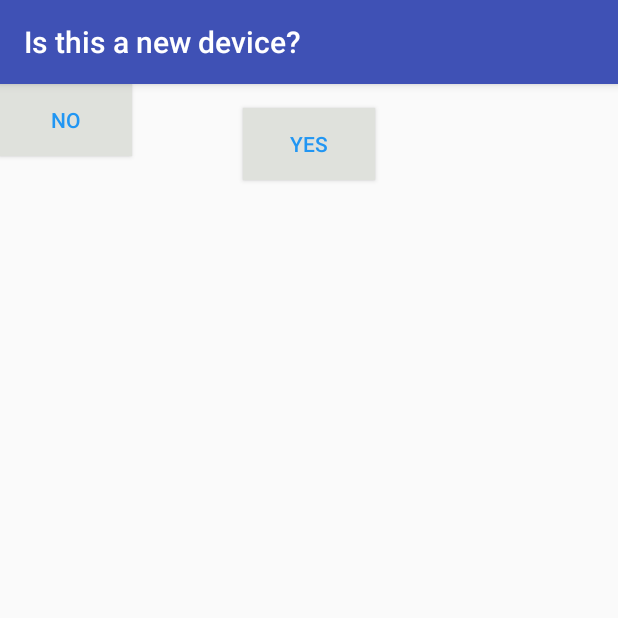
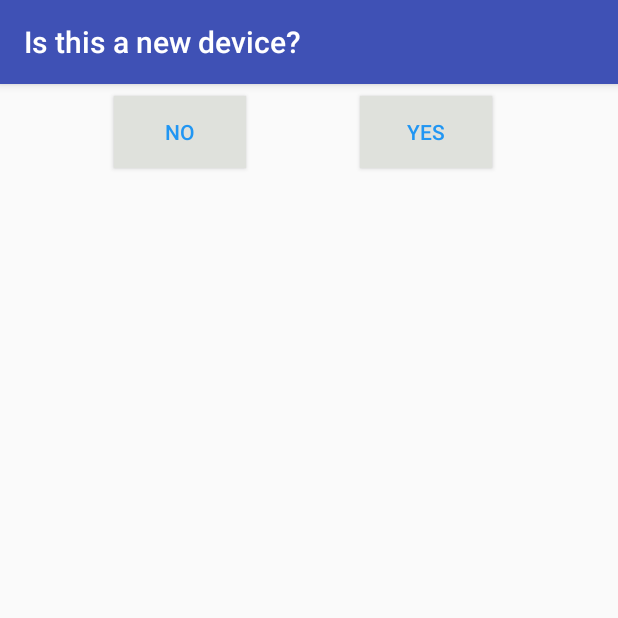
Before and after one commit to extremeFunk/WakeApp, an Android app: the IsNewDeviceActivity screen opened directly, with no data from a screen before it, on a phone screen of 412 x 824 dp, the top half of it. Run offline under Robolectric (Android 15) with nearby library versions, the phone set to English and light mode, and no system bars; 2 statements that could not run were skipped.

Commit message:
Update activity_is_new_device.xml

```diff
--- a/android/src/main/res/layout/activity_is_new_device.xml
+++ b/android/src/main/res/layout/activity_is_new_device.xml
@@ -11,17 +11,17 @@
             android:layout_width="wrap_content"
             android:layout_height="wrap_content"
             android:layout_marginEnd="8dp"
-        android:layout_marginStart="8dp"
-        android:layout_marginTop="16dp"
             android:text="@string/yes"
             app:layout_constraintEnd_toEndOf="parent"
-        app:layout_constraintStart_toStartOf="parent"
-        app:layout_constraintTop_toTopOf="parent" />
+            app:layout_constraintBottom_toBottomOf="@+id/IsNewDeviceBtnNO"
+            app:layout_constraintStart_toEndOf="@+id/IsNewDeviceBtnNO" app:layout_constraintHorizontal_bias="0.5"/>
 
     <Button
             android:id="@+id/IsNewDeviceBtnNO"
             android:layout_width="wrap_content"
             android:layout_height="wrap_content"
             android:text="@string/no"
-    />
+            app:layout_constraintStart_toStartOf="parent"
+            app:layout_constraintHorizontal_bias="0.5" app:layout_constraintEnd_toStartOf="@+id/IsNewDeviceBtnYes"
+            app:layout_constraintTop_toTopOf="parent" android:layout_marginTop="8dp"/>
 </android.support.constraint.ConstraintLayout>
```
Lines whose indentation alone changed are shown as unchanged.
